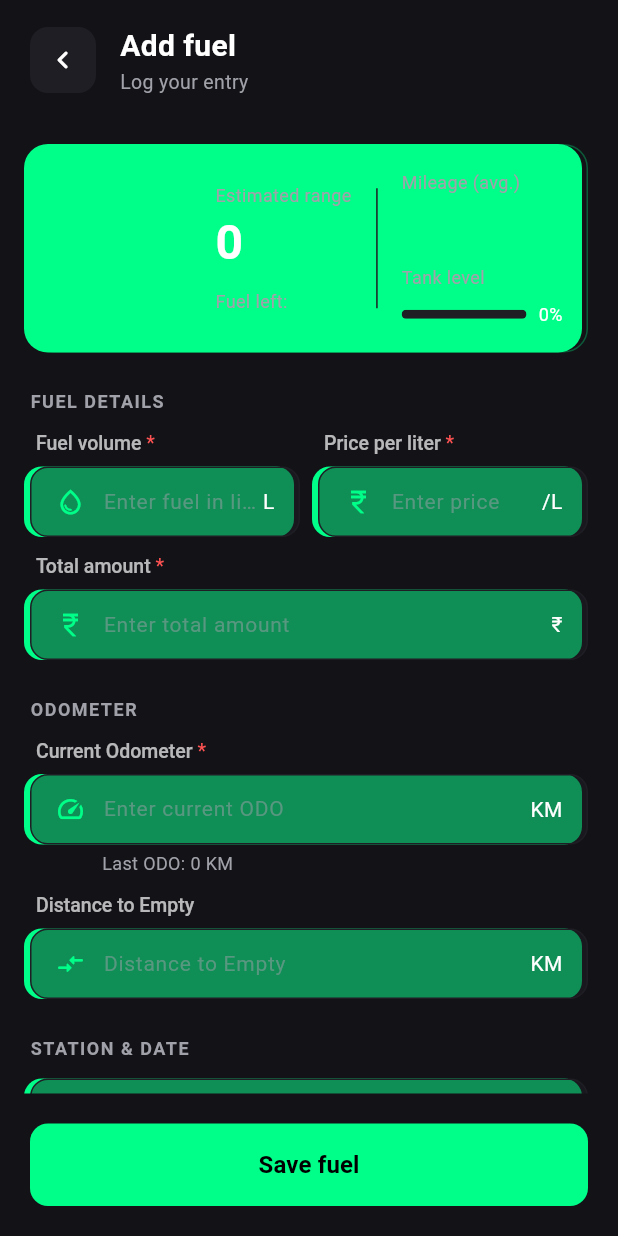
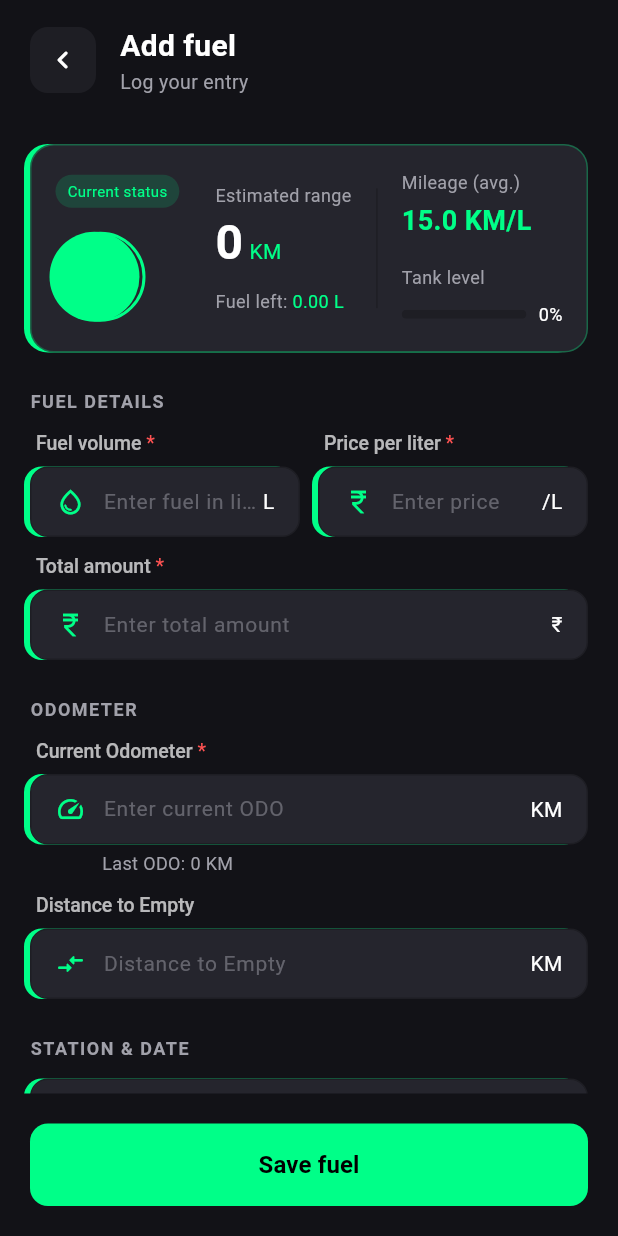
Before and after one commit to fadowtech/fuel_cal, a Flutter app: the AddFuelPage screen opened directly, on a phone screen of 412 x 824 dp. Run offline on Flutter 3.47's test engine with Material 3 defaults, Android fonts, the phone set to English and light mode, and no system bars; our stand-ins replace connectivity_plus, dio, dotted_border, flutter_dotenv, flutter_local_notifications, flutter_riverpod and 11 more; accounts and stored records are empty; network calls fail.

Commit message:
Updated project files

```diff
--- a/lib/add_expense_page.dart
+++ b/lib/add_expense_page.dart
@@ -334,7 +334,7 @@ class _AddExpensePageState extends ConsumerState<AddExpensePage> {
                       child: Container(
                         padding: const EdgeInsets.symmetric(horizontal: 16, vertical: 12),
                         decoration: BoxDecoration(
-                          color: _surfaceColor.withValues(alpha: 0.5),
+                          color: _cardColor,
                           borderRadius: BorderRadius.circular(12),
                           boxShadow: [
                             BoxShadow(
@@ -510,7 +510,7 @@ class _AddExpensePageState extends ConsumerState<AddExpensePage> {
         ),
         Container(
           decoration: BoxDecoration(
-            color: _surfaceColor.withOpacity(0.5),
+            color: _cardColor,
             borderRadius: BorderRadius.circular(12),
             border: Border.all(color: errorText != null ? Colors.redAccent : _surfaceColor),
             boxShadow: [
--- a/lib/add_fuel_page.dart
+++ b/lib/add_fuel_page.dart
@@ -543,7 +543,7 @@ class _AddFuelPageState extends ConsumerState<AddFuelPage> {
     return Container(
       padding: const EdgeInsets.all(16),
       decoration: BoxDecoration(
-        color: Colors.transparent,
+        color: _cardColor,
         borderRadius: BorderRadius.circular(16),
         border: Border.all(color: _neonColor.withOpacity(0.3)),
         boxShadow: [
@@ -680,7 +680,7 @@ class _AddFuelPageState extends ConsumerState<AddFuelPage> {
         ),
         Container(
           decoration: BoxDecoration(
-            color: _surfaceColor.withOpacity(0.5),
+            color: _cardColor,
             borderRadius: BorderRadius.circular(12),
             border: Border.all(color: errorText != null ? Colors.redAccent : _surfaceColor),
             boxShadow: [
@@ -831,7 +831,7 @@ class _AddFuelPageState extends ConsumerState<AddFuelPage> {
         Container(
           padding: const EdgeInsets.symmetric(horizontal: 16, vertical: 6),
           decoration: BoxDecoration(
-            color: _surfaceColor.withOpacity(0.5),
+            color: _cardColor,
             borderRadius: BorderRadius.circular(12),
             border: Border.all(color: _surfaceColor),
             boxShadow: [
@@ -869,7 +869,7 @@ class _AddFuelPageState extends ConsumerState<AddFuelPage> {
           child: Container(
             padding: const EdgeInsets.symmetric(horizontal: 16, vertical: 16),
             decoration: BoxDecoration(
-              color: _surfaceColor.withOpacity(0.5),
+              color: _cardColor,
               borderRadius: BorderRadius.circular(12),
               border: Border.all(color: _surfaceColor),
             boxShadow: [
@@ -903,7 +903,7 @@ class _AddFuelPageState extends ConsumerState<AddFuelPage> {
         Container(
           padding: const EdgeInsets.symmetric(horizontal: 16, vertical: 12),
           decoration: BoxDecoration(
-            color: _surfaceColor.withOpacity(0.5),
+            color: _cardColor,
             borderRadius: BorderRadius.circular(12),
             border: Border.all(color: _surfaceColor),
             boxShadow: [
@@ -942,7 +942,7 @@ class _AddFuelPageState extends ConsumerState<AddFuelPage> {
         Container(
           padding: const EdgeInsets.all(16),
           decoration: BoxDecoration(
-            color: _surfaceColor.withOpacity(0.5),
+            color: _cardColor,
             borderRadius: BorderRadius.circular(12),
             border: Border.all(color: _surfaceColor),
             boxShadow: [
@@ -1049,7 +1049,7 @@ class _AddFuelPageState extends ConsumerState<AddFuelPage> {
         Container(
           padding: const EdgeInsets.symmetric(horizontal: 16, vertical: 8),
           decoration: BoxDecoration(
-            color: _surfaceColor.withOpacity(0.5),
+            color: _cardColor,
             borderRadius: BorderRadius.circular(12),
             border: Border.all(color: _surfaceColor),
             boxShadow: [
@@ -1086,7 +1086,7 @@ class _AddFuelPageState extends ConsumerState<AddFuelPage> {
         Container(
           padding: const EdgeInsets.symmetric(horizontal: 16, vertical: 6),
           decoration: BoxDecoration(
-            color: _surfaceColor.withOpacity(0.5),
+            color: _cardColor,
             borderRadius: BorderRadius.circular(12),
             border: Border.all(color: _surfaceColor),
             boxShadow: [
```
Also changed, not shown: 1 other file.
